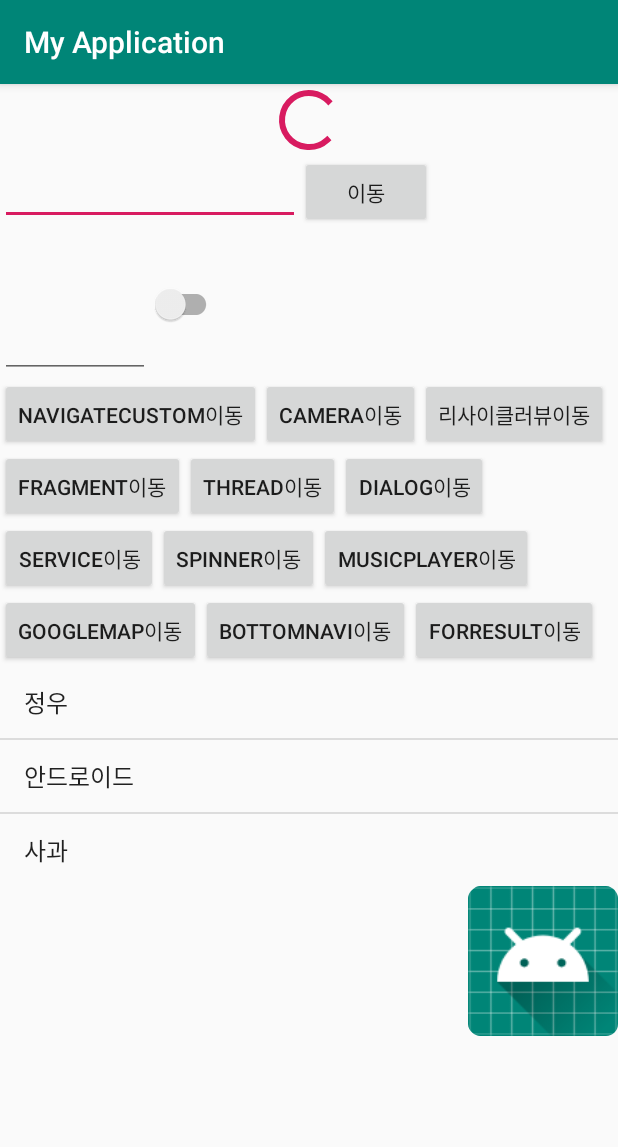
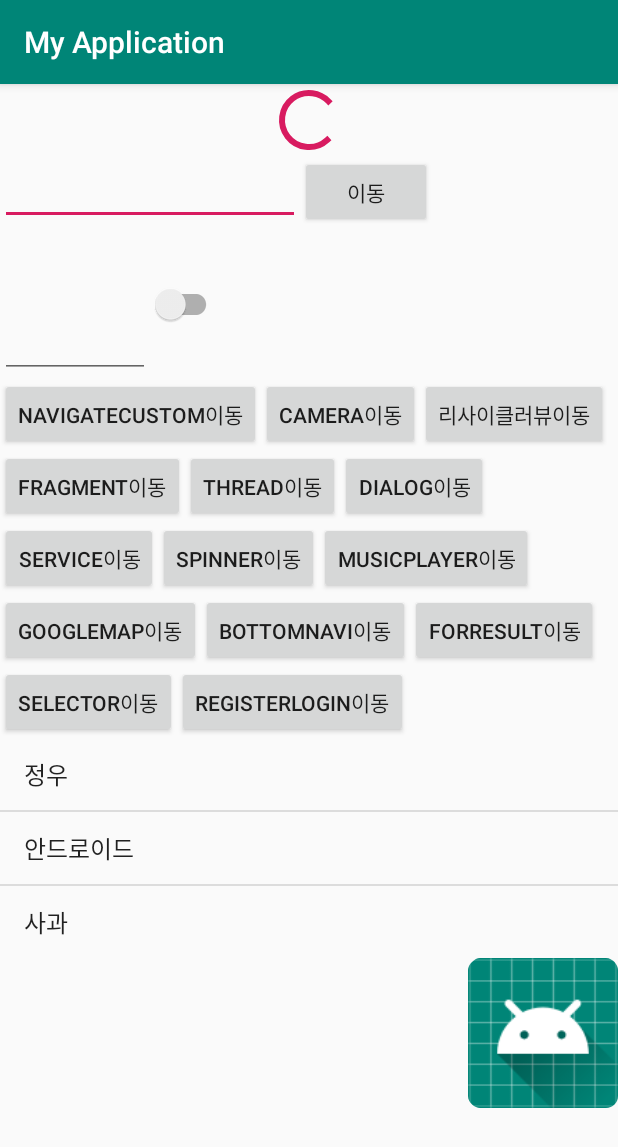
Before and after one commit to friendshipkim97/Android-Practice, an Android app: the screen it shows after launch (MainActivity), on a phone screen of 412 x 824 dp. Shown: the top 1147 px of the screen. Run offline under Robolectric (Android 15) with nearby library versions, the phone set to English and light mode, and no system bars; plain views replace SpinKitView.

Commit message:
Update selector

```diff
--- a/app/build.gradle
+++ b/app/build.gradle
@@ -50,6 +50,9 @@ dependencies {
     //
     //noinspection GradleCompatible
     implementation 'com.android.support:design:28.0.0'
+
+    // 서버 통신에 필요한 volley 라이브러리
+    implementation 'com.android.volley:volley:1.1.1'
 }
 
 //파이어 베이스 추가
--- a/app/src/main/java/com/cookandroid/myapplication/MainActivity.java
+++ b/app/src/main/java/com/cookandroid/myapplication/MainActivity.java
@@ -45,6 +45,8 @@ public class MainActivity extends AppCompatActivity {
     private Button googleMap_move;
     private Button bottomNavi_move;
     private Button forReuslt_move;
+    private Button selector_move;
+    private Button registerLogin_move;
 
     private long backBtnTime = 0;
 
@@ -148,6 +150,8 @@ public class MainActivity extends AppCompatActivity {
         googleMap_move = findViewById(R.id.googleMap_move);
         bottomNavi_move = findViewById(R.id.bottomNavi_move);
         forReuslt_move = findViewById(R.id.forResult_move);
+        selector_move = findViewById(R.id.selector_move);
+        registerLogin_move = findViewById(R.id.registerLogin_move);
     }
 
     private void buttonMove() {
@@ -248,6 +252,20 @@ public class MainActivity extends AppCompatActivity {
                 startActivity(intent); // 액티비티 이동
             }
         });
+        selector_move.setOnClickListener(new View.OnClickListener() {
+            @Override
+            public void onClick(View view) {
+                Intent intent = new Intent(MainActivity.this, SelectorExam.class);
+                startActivity(intent); // 액티비티 이동
+            }
+        });
+        registerLogin_move.setOnClickListener(new View.OnClickListener() {
+            @Override
+            public void onClick(View view) {
+                Intent intent = new Intent(MainActivity.this, LoginActivity.class);
+                startActivity(intent); // 액티비티 이동
+            }
+        });
     }
 
     private void clickImage() {
--- a/app/src/main/res/layout/activity_main.xml
+++ b/app/src/main/res/layout/activity_main.xml
@@ -143,6 +143,25 @@
         </Button>
 
 </LinearLayout>
+
+    <LinearLayout
+        android:orientation="horizontal"
+        android:layout_width="wrap_content"
+        android:layout_height="wrap_content">
+        <Button
+            android:id="@+id/selector_move"
+            android:layout_width="wrap_content"
+            android:layout_height="wrap_content"
+            android:text="selector이동">
+        </Button>
+        <Button
+            android:id="@+id/registerLogin_move"
+            android:layout_width="wrap_content"
+            android:layout_height="wrap_content"
+            android:text="registerLogin이동">
+        </Button>
+
+    </LinearLayout>
     <ListView
         android:id="@+id/list"
         android:layout_width="match_parent"
```
Also changed, not shown: app/src/main/AndroidManifest.xml (+17 -1 lines), app/src/main/java/com/cookandroid/myapplication/SelectorExam.java (added, +14 -0 lines), app/src/main/res/drawable/selector_button.xml (added, +19 -0 lines), app/src/main/res/drawable/selector_button_img.xml (added, +13 -0 lines), app/src/main/res/layout/activity_selector_exam.xml (added, +33 -0 lines).
